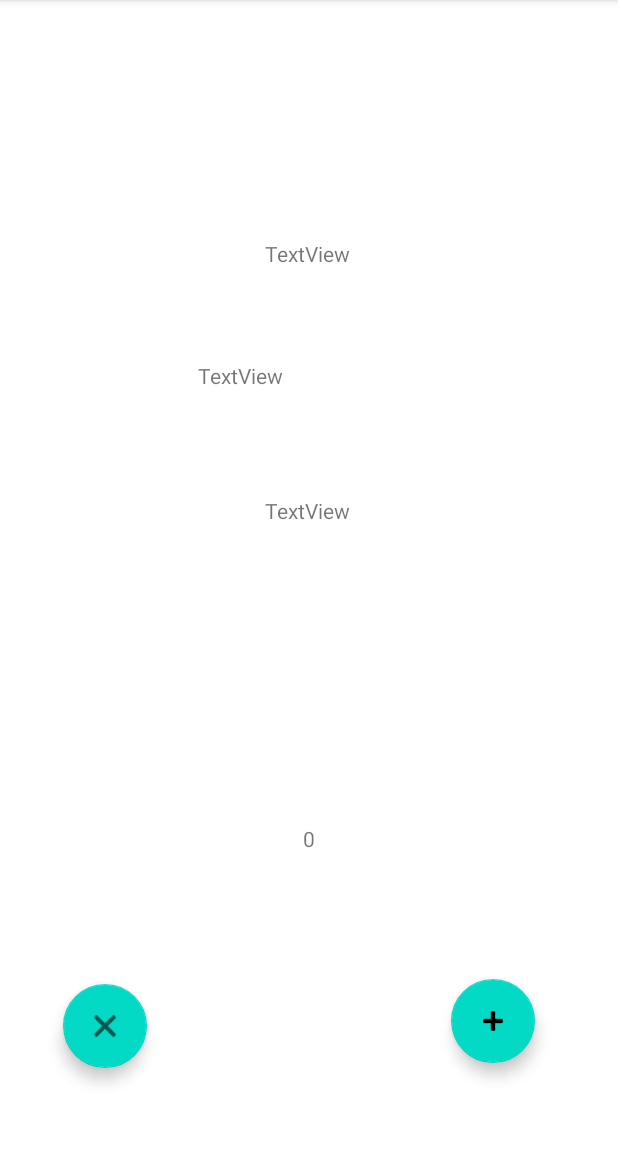
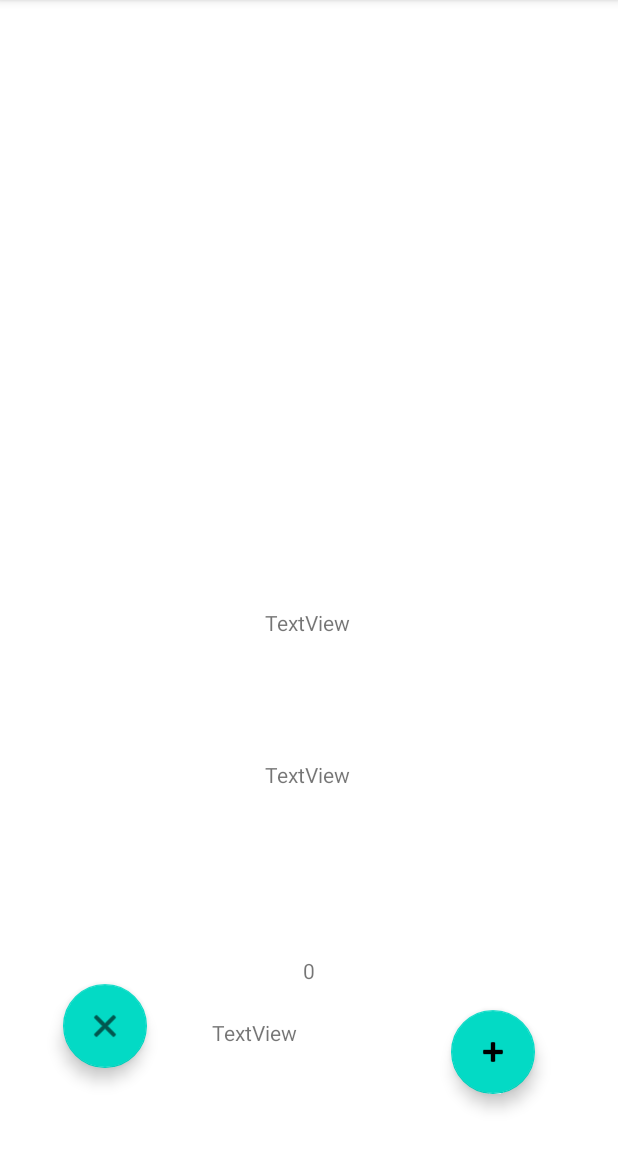
Before and after one commit to thomaschok/appli_android_Thomas_CHOQUELL, an Android app: the DetailsActivity screen opened directly, with no data from a screen before it, on a phone screen of 412 x 824 dp, the part 84-1236 px from its top. Run offline under Robolectric (Android 15) with nearby library versions, the phone set to English and light mode, and no system bars; our stand-ins replace Picasso; network calls fail; pictures from the network do not load; 9 statements that could not run were skipped.

Commit message:
prix variable update

```diff
--- a/app/src/main/res/layout/activity_details.xml
+++ b/app/src/main/res/layout/activity_details.xml
@@ -22,12 +22,11 @@
         android:id="@+id/textPriceTotal"
         android:layout_width="129dp"
         android:layout_height="67dp"
-        android:layout_marginBottom="460dp"
         android:text="TextView"
         app:layout_constraintBottom_toBottomOf="parent"
         app:layout_constraintEnd_toEndOf="parent"
-        app:layout_constraintHorizontal_bias="0.468"
-        app:layout_constraintStart_toStartOf="parent" />
+        app:layout_constraintStart_toStartOf="parent"
+        app:layout_constraintTop_toBottomOf="@+id/incrementaionView" />
 
     <TextView
         android:id="@+id/DetailsIngredientPlat"
@@ -56,11 +55,13 @@
     <ImageView
         android:id="@+id/DetailsImagePlat"
         android:layout_width="wrap_content"
-        android:layout_height="wrap_content"
+        android:layout_height="200dp"
+        app:layout_constraintBottom_toBottomOf="parent"
         app:layout_constraintEnd_toEndOf="parent"
-        app:layout_constraintHorizontal_bias="0.494"
+        app:layout_constraintHorizontal_bias="0.469"
         app:layout_constraintStart_toStartOf="parent"
-        tools:layout_editor_absoluteY="287dp"
+        app:layout_constraintTop_toTopOf="parent"
+        app:layout_constraintVertical_bias="0.081"
         tools:srcCompat="@tools:sample/avatars" />
 
     <com.google.android.material.floatingactionbutton.FloatingActionButton
@@ -99,11 +100,4 @@
         app:layout_constraintStart_toStartOf="parent"
         app:srcCompat="@android:drawable/ic_menu_close_clear_cancel" />
 
-    <androidx.viewpager2.widget.ViewPager2
-        android:id="@+id/viewPager"
-        android:layout_width="407dp"
-        android:layout_height="119dp"
-        tools:layout_editor_absoluteX="1dp"
-        tools:layout_editor_absoluteY="1dp" />
-
 </androidx.constraintlayout.widget.ConstraintLayout>
```
Also changed, not shown: app/src/main/java/fr/isen/choquell/androiderestaurant/CustomAdapter.kt (+9 -2 lines), app/src/main/java/fr/isen/choquell/androiderestaurant/DetailsActivity.kt (+8 -6 lines), app/src/main/java/fr/isen/choquell/androiderestaurant/PageFragment.java (deleted, +0 -62 lines).
